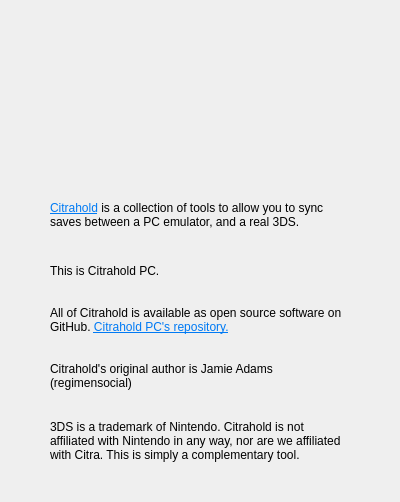
This is about.ui in regimensocial/citraholdUI as Qt 5 draws it before an edit. The edited form follows.
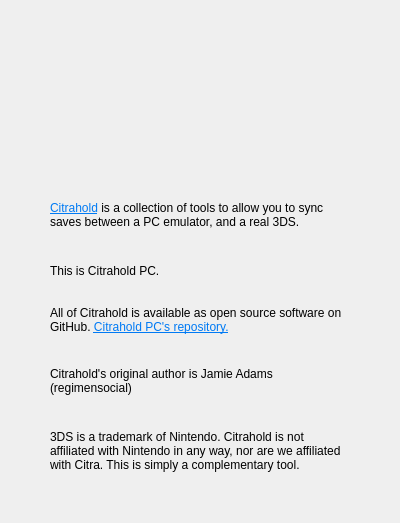
This is the edited form. Icons and pictures are not drawn.

Patch:
```diff
--- a/about.ui
+++ b/about.ui
@@ -7,7 +7,7 @@
     <x>0</x>
     <y>0</y>
     <width>400</width>
-    <height>502</height>
+    <height>523</height>
    </rect>
   </property>
   <property name="windowTitle">
@@ -98,7 +98,7 @@
      <x>50</x>
      <y>360</y>
      <width>301</width>
-     <height>31</height>
+     <height>41</height>
     </rect>
    </property>
    <property name="text">
@@ -112,7 +112,7 @@
    <property name="geometry">
     <rect>
      <x>50</x>
-     <y>410</y>
+     <y>420</y>
      <width>301</width>
      <height>61</height>
     </rect>
```
